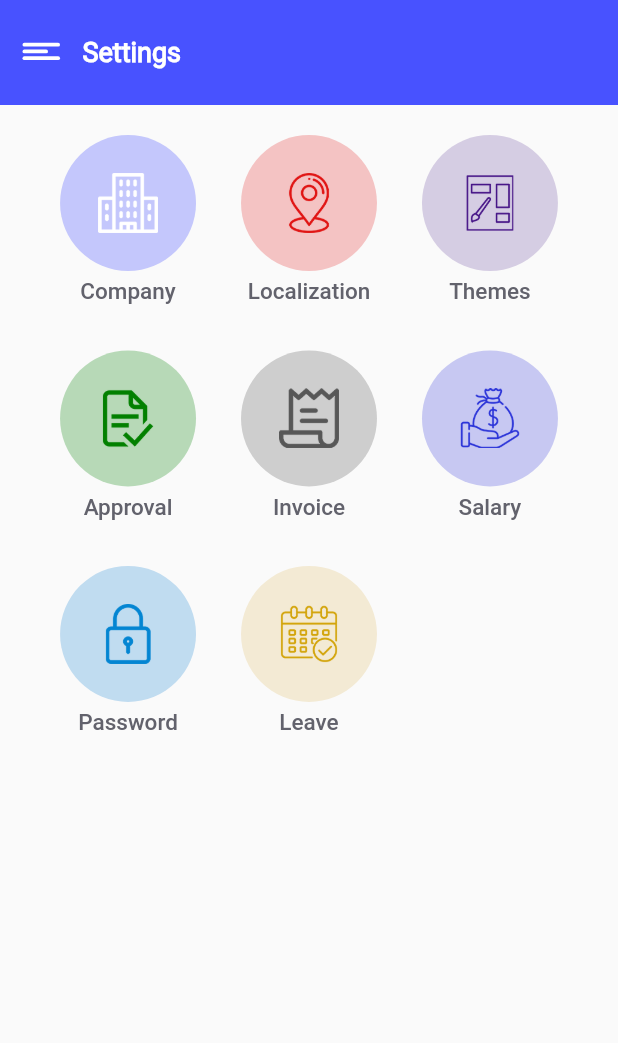
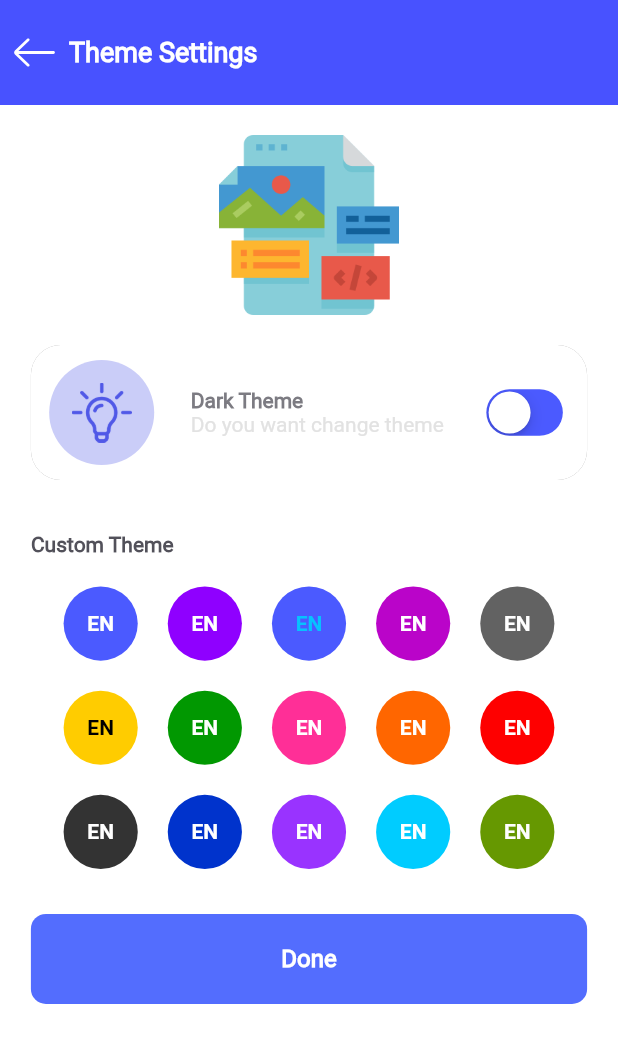
Before and after one commit to bala-619/payroll, a Flutter app: the Settings screen opened directly with empty values, after a tap on "Themes", on a phone screen of 412 x 824 dp. Shown: the top 1043 px of the screen. Run offline on Flutter 3.47's test engine with Material 2 defaults, Android fonts, the phone set to English and light mode, and no system bars; our stand-ins replace flutter_svg.

Commit message:
themeSettings,images,

```diff
--- /dev/null
+++ b/lib/model/themeModule.dart
@@ -0,0 +1,9 @@
+import 'package:flutter/material.dart';
+
+class ThemeModel{
+  String title;
+  Color textColor;
+  Color selectColor;
+  Color unSelectColor;
+ ThemeModel({required this.title,required this.selectColor,required this.unSelectColor, this.textColor=Colors.white});
+}
--- a/lib/pages/mainpage/settings.dart
+++ b/lib/pages/mainpage/settings.dart
@@ -1,8 +1,9 @@
 import 'package:flutter/material.dart';
 import 'package:payroll/model/settingsModel.dart';
+import 'package:payroll/pages/settings/theme-file.dart';
 import 'package:payroll/widgets/navigationBarIcon.dart';
 
-import 'add-settings.dart';
+import '../settings/add-settings.dart';
 
 
 class Settings extends StatefulWidget {
@@ -59,11 +60,14 @@ class _SettingsState extends State<Settings> {
             SizedBox(height: 20.0,),
             Wrap(
               runSpacing: 30,
-              spacing: 30,
+              spacing: 50,
               children: settingsList.asMap().map((i, value) => MapEntry(i, GestureDetector(
                 onTap: (){
                   if(i==0){
                     Navigator.push(context, MaterialPageRoute(builder: (context)=>Addsettings()),);
+                  }
+                  if(i==2){
+                    Navigator.push(context, MaterialPageRoute(builder: (context)=>ThemeSettings()),);
                   }
                 },
                 child:  Column(
--- a/lib/pages/mainpage/add-settings.dart
+++ b/lib/pages/settings/add-settings.dart
@@ -50,13 +50,14 @@ class _AddsettingsState extends State<Addsettings> {
               SizedBox(height: 20.0,),
               Container(
                 width: width*0.9,
-                height: height-120,
+                height: height-140,
                 child: SingleChildScrollView(
+                  scrollDirection: Axis.vertical,
                   child: Column(
                     children: [
-                      // Container(
-                      //   child: Image.asset("assets/settings/compny-icon/building.png",width: 80,),
-                      // ),
+                      Container(
+                        child: Image.asset("assets/settings/compny-icon/building.png",width: 100,),
+                      ),
                        SizedBox(height: 10,),
                        CompanySettingsTextField(hintText: "Enter Company Name", img: "assets/settings/condo.png"),
                        SizedBox(height: 15,),
--- /dev/null
+++ b/lib/pages/settings/theme-file.dart
@@ -0,0 +1,190 @@
+import 'package:flutter/cupertino.dart';
+import 'package:flutter/material.dart';
+import 'package:flutter_svg/svg.dart';
+import 'package:payroll/model/themeModule.dart';
+import 'package:payroll/widgets/companySettingsTextField.dart';
+import 'package:payroll/widgets/navigationBarIcon.dart';
+
+
+class ThemeSettings extends StatefulWidget {
+
+
+  @override
+  _ThemeSettingsState createState() => _ThemeSettingsState();
+}
+
+class _ThemeSettingsState extends State<ThemeSettings> {
+  GlobalKey <ScaffoldState> scaffoldkey=new GlobalKey<ScaffoldState>();
+  List<ThemeModel> ThemeList=[
+    ThemeModel(title:'EN', selectColor: Color(0xff4B5AFF), unSelectColor: Color(0xff4B5AFF),),
+    ThemeModel(title:'EN', selectColor: Color(0xffE8F00FF), unSelectColor: Color(0xff8F00FF),),
+    ThemeModel(title:'EN', selectColor: Color(0xff4B5AFF), unSelectColor: Color(0xff4B5AFF),textColor:Color(0xff06C2FF)),
+    ThemeModel(title:'EN', selectColor: Color(0xffBA04C9), unSelectColor: Color(0xffBA04C9),),
+    ThemeModel(title:'EN', selectColor: Color(0xff626262), unSelectColor: Color(0xff626262),),
+    ThemeModel(title:'EN', selectColor: Color(0xffFFCC00), unSelectColor: Color(0xffFFCC00),textColor:Color(0xff000000)),
+    ThemeModel(title:'EN', selectColor: Color(0xff019801), unSelectColor: Color(0xff019801),),
+    ThemeModel(title:'EN', selectColor: Color(0xffFF2F97), unSelectColor: Color(0xffFF2F97),),
+    ThemeModel(title:'EN', selectColor: Color(0xffFF6600), unSelectColor: Color(0xffFF6600),),
+    ThemeModel(title:'EN', selectColor: Color(0xffFE0000), unSelectColor: Color(0xffFE0000),),
+    ThemeModel(title:'EN', selectColor: Color(0xff333333), unSelectColor: Color(0xff333333),),
+    ThemeModel(title:'EN', selectColor: Color(0xff0033CC), unSelectColor: Color(0xff0033CC),),
+    ThemeModel(title:'EN', selectColor: Color(0xff9933FF), unSelectColor: Color(0xff9933FF),),
+    ThemeModel(title:'EN', selectColor: Color(0xff00CCFF), unSelectColor: Color(0xff00CCFF),),
+    ThemeModel(title:'EN', selectColor: Color(0xff669801), unSelectColor: Color(0xff669801),),
+  ];
+  bool theme=false;
+  @override
+  late  double width,height,width2;
+  Widget build(BuildContext context) {
+    width=MediaQuery.of(context).size.width;
+    height=MediaQuery.of(context).size.height;
+    width2=width-16;
+    return SafeArea(
+      child: Scaffold(
+        body: Container(
+          color:Colors.white,
+          child: Column(
+            children: [
+              Container(
+                width: width,
+                height: 70,
+                color: Color(0xff4852FF),
+                child: Row(
+                  children: [
+                    Padding(
+                      padding: const EdgeInsets.only(left:8.0, right: 8.0),
+                      child: GestureDetector(
+                        onTap: (){
+                          Navigator.pop(context,);
+                        },
+                        child: SvgPicture.asset("assets/login/backward-01.svg",width: 30,color:Colors.white ,),
+                      ),
+                    ),
+                    Container(
+                      child: Text('Theme Settings',style: TextStyle(color: Color(0xffffffff),fontSize: 18,fontWeight: FontWeight.bold,fontFamily: 'RR'),),
+                    ),
+                  ],
+                ),
+              ),
+              SizedBox(height: 20.0,),
+              Container(
+                width: width*0.9,
+                height: height-140,
+                child: SingleChildScrollView(
+                  scrollDirection: Axis.vertical,
+                  child: Column(
+                    children: [
+                      Container(
+                        child: Image.asset("assets/settings/theme-icon/mockup.png",width: 120,),
+                      ),
+                      SizedBox(height:20,),
+                      Container(
+                        height: 90,
+                        decoration: BoxDecoration(
+                          borderRadius: BorderRadius.circular(20),
+                          boxShadow: [
+                            BoxShadow(color: Colors.black38, spreadRadius:0,blurRadius: 0),
+                          ],
+                          color: Colors.white,
+                        ),
+                        child:Row(
+                          crossAxisAlignment: CrossAxisAlignment.center,
+                          mainAxisAlignment: MainAxisAlignment.spaceAround,
+                          children: [
+                            Container(
+                              width: width*0.17,
+                              height: width*0.17,
+                              decoration: BoxDecoration(
+                                shape: BoxShape.circle,
+                                // borderRadius: BorderRadius.all( Radius.circular(50)),
+                                color:Color(0xff5058E7).withOpacity(0.3) ,
+                              ),
+                              child: Center(child: Image.asset("assets/settings/theme-icon/light.png",width: 40,)),
+                            ),
+                            Container(
+                              child: Column(
+                                crossAxisAlignment: CrossAxisAlignment.start,
+                                mainAxisAlignment: MainAxisAlignment.center,
+                                children: [
+                                  Container(
+                                      child: Text('Dark Theme',style: TextStyle(color: Color(0xff7C7B82),fontSize: 14,fontWeight: FontWeight.bold,fontFamily: 'RR'),)
+                                  ),
+                                  Container(
+                                    child: Text('Do you want change theme',style: TextStyle(color: Color(0xffE2E2E2),fontSize: 14,fontWeight: FontWeight.w400,fontFamily: 'RR'),),
+                                  ),
+                                ],
+                              ),
+                            ),
+                            Container(
+                             child: CupertinoSwitch(
+                                value:theme,
+                                activeColor: Color(0xffE2E2E2),
+                                trackColor: Color(0xff4B5AFF),
+                                onChanged: (bool value)
+                                {
+                                  setState(() {
+                                  theme=value;
+                                });
+                                  },
+                              ),
+                            ),
+                          ],
+                        ) ,
+                      ),
+                      SizedBox(height: 35,),
+                      Container(
+                        child: Align(
+                          alignment: AlignmentDirectional.centerStart,
+                            child: Text('Custom Theme',style: TextStyle(color: Color(0xff52515A),fontSize: 14,fontWeight: FontWeight.bold,fontFamily: 'RR'),)),
+                      ),
+                      SizedBox(height: 20.0,),
+                      Wrap(
+                          runSpacing: 20,
+                          spacing: 20,
+                          children: ThemeList.asMap().map((i, value) => MapEntry(i, GestureDetector(
+                            // onTap: (){
+                            //   if(i==0){
+                            //     Navigator.push(context, MaterialPageRoute(builder: (context)=>Addsettings()),);
+                            //   }
+                            //   if(i==2){
+                            //     Navigator.push(context, MaterialPageRoute(builder: (context)=>ThemeSettings()),);
+                            //   }
+                            // },
+                            child:  Container(
+                              width: width*0.12,
+                              height: width*0.12,
+                              decoration: BoxDecoration(
+                                shape: BoxShape.circle,
+                                // borderRadius: BorderRadius.all( Radius.circular(50)),
+                                color: value.unSelectColor,
+                              ),
+                              child: Center(child: Text(value.title,style: TextStyle(color: value.textColor,fontSize: 14,fontFamily: 'RB'),)),
+                            ),
+                          ))).values.toList()
+                      ),
+                      SizedBox(height: 30.0,),
+                      Container(
+                        height: 60,
+                        decoration: BoxDecoration(
+                          borderRadius: BorderRadius.circular(10),
+                          // boxShadow: [
+                          //   BoxShadow(color: Colors.green, spreadRadius: 3),
+                          // ],
+                          color: Colors.indigoAccent,
+                        ),
+                        child:Center(child: Text('Done',style: TextStyle(fontSize: 16,fontWeight: FontWeight.bold,color: Color(0xffffffff),fontFamily:'RR'), )) ,
+                      ),
+                      SizedBox(height: 15,),
+                    ],
+                  ),
+                ),
+              ),
+
+            ],
+          ),
+        ),
+      ),
+    );
+  }
+
+}
--- a/lib/pages/signup/login.dart
+++ b/lib/pages/signup/login.dart
@@ -43,6 +43,7 @@ class _LoginState extends State<Login> with TickerProviderStateMixin{
     return SafeArea(
           child: Scaffold(
             body: Container(
+              color: Colors.white,
               width: width,
               height: height,
               child: SingleChildScrollView(
--- a/pubspec.yaml
+++ b/pubspec.yaml
@@ -53,6 +53,7 @@ flutter:
     - assets/side-icon/
     - assets/settings/
     - assets/settings/compny-icon/
+    - assets/settings/theme-icon/
 
 
   # An image asset can refer to one or more resolution-specific "variants", see
```
Also changed, not shown: assets/settings/theme-icon/light.png (added).
